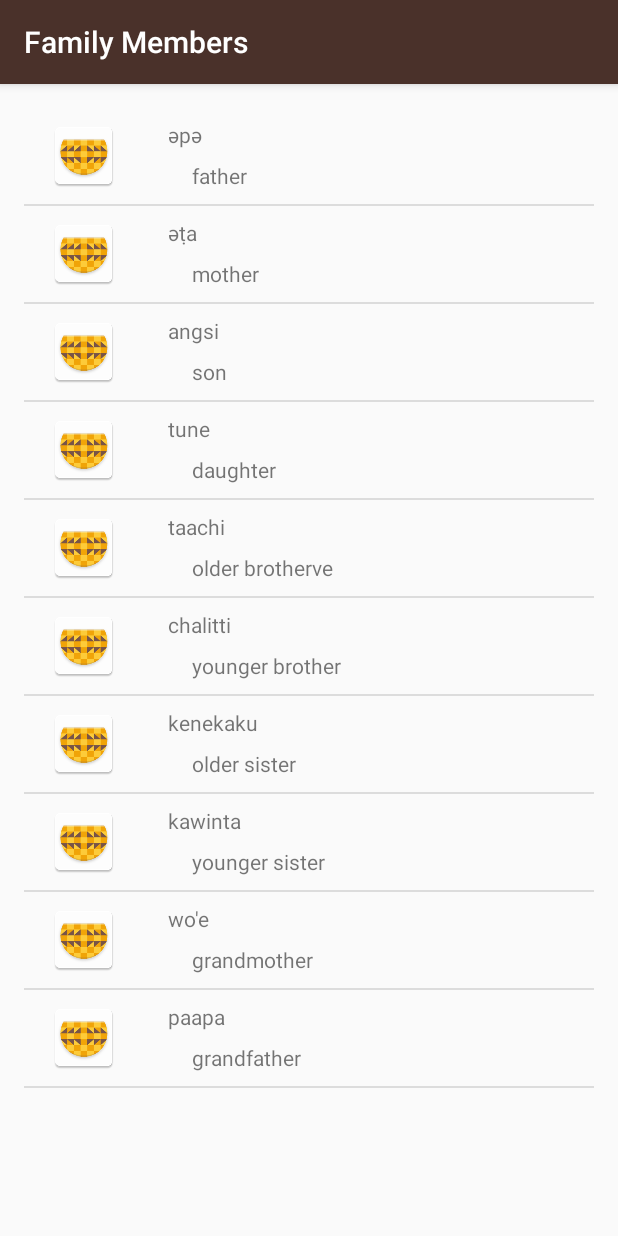
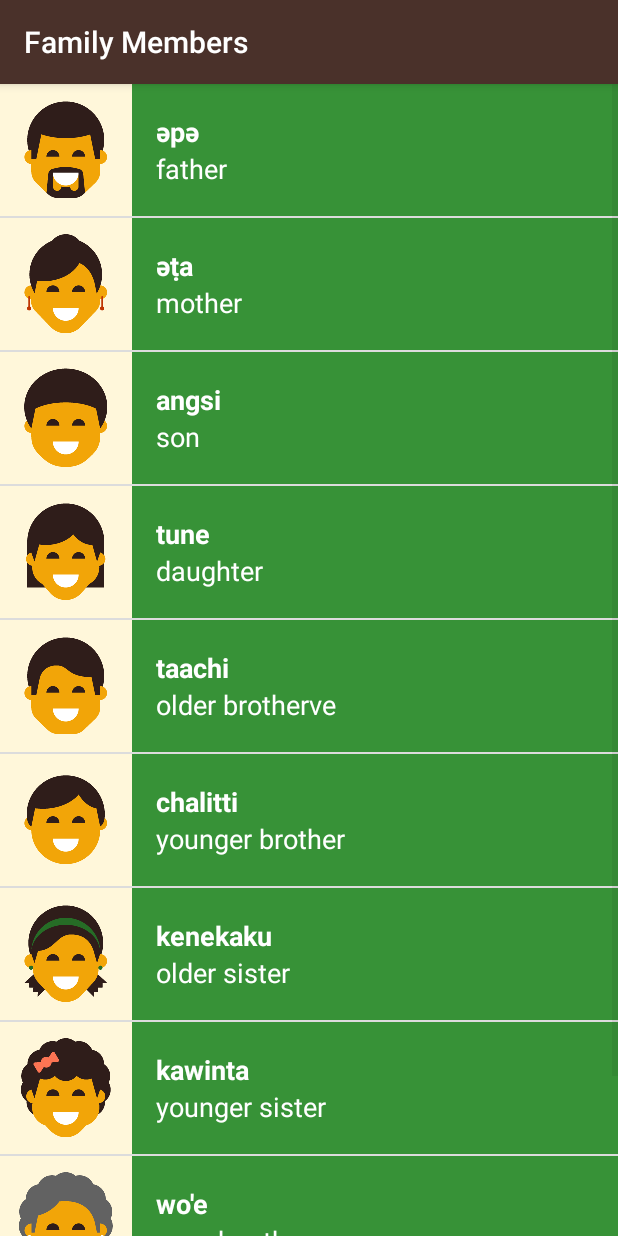
Before and after one commit to joshdickey/MyMiwok, an Android app: the FamilyActivity screen opened directly, with no data from a screen before it, on a phone screen of 412 x 824 dp. Run offline under Robolectric (Android 15) with nearby library versions, the phone set to English and light mode, and no system bars.

Commit message:
Add color and layout details

```diff
--- a/app/src/main/java/com/example/android/mymiwok/FamilyActivity.java
+++ b/app/src/main/java/com/example/android/mymiwok/FamilyActivity.java
@@ -17,19 +17,18 @@ public class FamilyActivity extends AppCompatActivity {
 
         //words.add("One");
 
-        words.add(new Word("father", "әpә"));
+        words.add(new Word("father", "әpә", R.drawable.family_father));
+        words.add(new Word("mother", "әṭa", R.drawable.family_mother));
+        words.add(new Word("son", "angsi", R.drawable.family_son));
+        words.add(new Word("daughter", "tune", R.drawable.family_daughter));
+        words.add(new Word("older brotherve", "taachi", R.drawable.family_older_brother));
+        words.add(new Word("younger brother", "chalitti", R.drawable.family_younger_brother));
+        words.add(new Word("older sister", "kenekaku", R.drawable.family_older_sister));
+        words.add(new Word("younger sister", "kawinta", R.drawable.family_younger_sister));
+        words.add(new Word("grandmother", "wo'e", R.drawable.family_grandmother));
+        words.add(new Word("grandfather", "paapa", R.drawable.family_grandfather));
 
-        words.add(new Word("mother", "әṭa"));
-        words.add(new Word("son", "angsi"));
-        words.add(new Word("daughter", "tune"));
-        words.add(new Word("older brotherve", "taachi"));
-        words.add(new Word("younger brother", "chalitti"));
-        words.add(new Word("older sister", "kenekaku"));
-        words.add(new Word("younger sister", "kawinta"));
-        words.add(new Word("grandmother", "wo'e"));
-        words.add(new Word("grandfather", "paapa"));
-
-        WordAdapter itemsAdapter = new WordAdapter(this, words);
+        WordAdapter itemsAdapter = new WordAdapter(this, words, R.color.category_family);
         ListView listView = (ListView) findViewById(R.id.list);
         listView.setAdapter(itemsAdapter);
     }
--- a/app/src/main/java/com/example/android/mymiwok/PhraseActivity.java
+++ b/app/src/main/java/com/example/android/mymiwok/PhraseActivity.java
@@ -29,7 +29,7 @@ public class PhraseActivity extends AppCompatActivity {
         words.add(new Word("Let’s go.", "wo'e"));
         words.add(new Word("Come here.", "na'aacha"));
 
-        WordAdapter itemsAdapter = new WordAdapter(this, words);
+        WordAdapter itemsAdapter = new WordAdapter(this, words, R.color.category_phrases);
         ListView listView = (ListView) findViewById(R.id.list);
         listView.setAdapter(itemsAdapter);
     }
--- a/app/src/main/java/com/example/android/mymiwok/Word.java
+++ b/app/src/main/java/com/example/android/mymiwok/Word.java
@@ -6,17 +6,18 @@ public class Word extends AppCompatActivity {
 
     private String mDefaultTranslation;
     private String mMiwokTranslation;
-    private String mIcon;
+    private int mResourceID;
 
     public Word(String defaultTranslation, String miwokTranslation){
         mDefaultTranslation = defaultTranslation;
         mMiwokTranslation = miwokTranslation;
+
     }
 
-    public Word(String defaultTranslation, String miwokTranslation, String icon){
+    public Word(String defaultTranslation, String miwokTranslation, int resourceID){
         mDefaultTranslation = defaultTranslation;
         mMiwokTranslation = miwokTranslation;
-        mIcon = icon;
+        mResourceID = resourceID;
     }
     public String getmDefaultTranslation(){
         return mDefaultTranslation;
@@ -26,5 +27,5 @@ public class Word extends AppCompatActivity {
         return mMiwokTranslation;
     }
 
-    public String getmIcon(){ return mIcon;}
+    public int getResourceID(){ return mResourceID;}
 }
--- a/app/src/main/java/com/example/android/mymiwok/WordAdapter.java
+++ b/app/src/main/java/com/example/android/mymiwok/WordAdapter.java
@@ -1,10 +1,12 @@
 package com.example.android.mymiwok;
 
 import android.app.Activity;
+import android.support.v4.content.ContextCompat;
 import android.view.LayoutInflater;
 import android.view.View;
 import android.view.ViewGroup;
 import android.widget.ArrayAdapter;
+import android.widget.ImageView;
 import android.widget.TextView;
 
 import java.util.ArrayList;
@@ -14,11 +16,14 @@ import java.util.ArrayList;
  */
 public class WordAdapter extends ArrayAdapter<Word>{
 
+
+    private int mColor;
     /*
     * custom constructor taking in the this context and a Word class
      */
-    public WordAdapter(Activity context, ArrayList<Word> words){
+    public WordAdapter(Activity context, ArrayList<Word> words, int color){
         super(context, 0, words);
+        mColor = color;
     }
 
     @Override
@@ -37,6 +42,20 @@ public class WordAdapter extends ArrayAdapter<Word>{
         TextView defaultTextView = (TextView) listItemView.findViewById(R.id.defauld_text_view);
         defaultTextView.setText(currentWord.getmDefaultTranslation());
 
+        ImageView iconView = (ImageView) listItemView.findViewById(R.id.icon);
+        if(currentWord.getResourceID() != 0) {
+            iconView.setImageResource(currentWord.getResourceID());
+
+            iconView.setVisibility(View.VISIBLE);
+        }else {
+            iconView.setVisibility(View.GONE);
+        }
+
+        View textContainer = listItemView.findViewById(R.id.text_container);
+
+        int color  = ContextCompat.getColor(getContext(), mColor);
+        textContainer.setBackgroundColor(color);
+
         return listItemView;
     }
 }
--- a/app/src/main/res/layout/activity_word.xml
+++ b/app/src/main/res/layout/activity_word.xml
@@ -3,10 +3,6 @@
     xmlns:tools="http://schemas.android.com/tools"
     android:layout_width="match_parent"
     android:layout_height="match_parent"
-    android:paddingBottom="@dimen/activity_vertical_margin"
-    android:paddingLeft="@dimen/activity_horizontal_margin"
-    android:paddingRight="@dimen/activity_horizontal_margin"
-    android:paddingTop="@dimen/activity_vertical_margin"
     tools:context="com.example.android.mymiwok.Word">
 
 </RelativeLayout>
--- a/app/src/main/res/layout/list_items.xml
+++ b/app/src/main/res/layout/list_items.xml
@@ -3,42 +3,46 @@
     xmlns:tools="http://schemas.android.com/tools"
     android:layout_width="match_parent"
     android:orientation="horizontal"
-    android:layout_height="match_parent">
+    android:layout_height="wrap_content"
+    android:minHeight="@dimen/list_item_height">
 
 
     <ImageView
-        android:layout_width="wrap_content"
-        android:layout_height="wrap_content"
+        android:layout_width="@dimen/list_item_height"
+        android:layout_height="@dimen/list_item_height"
         android:id="@+id/icon"
-        android:src="@mipmap/ic_launcher"
-        android:paddingRight="16dp"
-        android:paddingLeft="16dp"
-        android:paddingTop="8dp"
-        android:paddingBottom="8dp"/>
+        android:background="@color/tan_background" />
 
 
     <LinearLayout
         android:layout_width="match_parent"
         android:layout_height="match_parent"
         android:orientation="vertical"
-        android:paddingRight="16dp"
         android:paddingLeft="16dp"
-        android:paddingTop="8dp"
-        android:paddingBottom="8dp">
+        android:contextClickable="false"
+        android:id="@+id/text_container">
 
     <TextView
         android:layout_width="match_parent"
-        android:layout_height="wrap_content"
+        android:layout_height="0dp"
+        android:layout_weight="1"
+        android:gravity="bottom"
         android:text="Luti"
         android:id="@+id/miwok_text_view"
-        android:paddingBottom="8dp"/>
+        android:textColor="#ffffff"
+        android:textAppearance="?android:textAppearanceMedium"
+        android:textStyle="bold" />
 
     <TextView
         android:layout_width="match_parent"
-        android:layout_height="wrap_content"
+        android:layout_height="0dp"
+        android:layout_weight="1"
+        android:gravity="top"
         android:text="One"
         android:id="@+id/defauld_text_view"
-        android:paddingLeft="16dp" />
+        android:textAppearance="?android:textAppearanceMedium"
+        android:textIsSelectable="false"
+        android:textColor="#FFFFFF" />
 
 
     </LinearLayout>
--- a/app/src/main/res/layout/word_list.xml
+++ b/app/src/main/res/layout/word_list.xml
@@ -5,9 +5,5 @@
     android:orientation="vertical"
     android:layout_width="match_parent"
     android:layout_height="match_parent"
-    android:paddingBottom="@dimen/activity_vertical_margin"
-    android:paddingLeft="@dimen/activity_horizontal_margin"
-    android:paddingRight="@dimen/activity_horizontal_margin"
-    android:paddingTop="@dimen/activity_vertical_margin"
     android:numColumns="4"
     tools:context="com.example.android.mymiwok.NumbersActivity"/>
--- a/app/src/main/res/values-w820dp/dimens.xml
+++ /dev/null
@@ -1,6 +0,0 @@
-<resources>
-    <!-- Example customization of dimensions originally defined in res/values/dimens.xml
-         (such as screen margins) for screens with more than 820dp of available width. This
-         would include 7" and 10" devices in landscape (~960dp and ~1280dp respectively). -->
-    <dimen name="activity_horizontal_margin">64dp</dimen>
-</resources>
--- a/app/src/main/res/values/dimens.xml
+++ b/app/src/main/res/values/dimens.xml
@@ -1,7 +1,5 @@
+<?xml version="1.0" encoding="utf-8"?>
 <resources>
     <!-- Height of each list item -->
     <dimen name="list_item_height">88dp</dimen>
-    <!-- Default screen margins, per the Android Design guidelines. -->
-    <dimen name="activity_horizontal_margin">16dp</dimen>
-    <dimen name="activity_vertical_margin">16dp</dimen>
 </resources>
```
Also changed, not shown: app/src/main/java/com/example/android/mymiwok/ColorsActivity.java (+9 -9 lines), app/src/main/java/com/example/android/mymiwok/NumbersActivity.java (+11 -12 lines), app/src/main/res/layout/activity_main.xml (+12 -4 lines).
